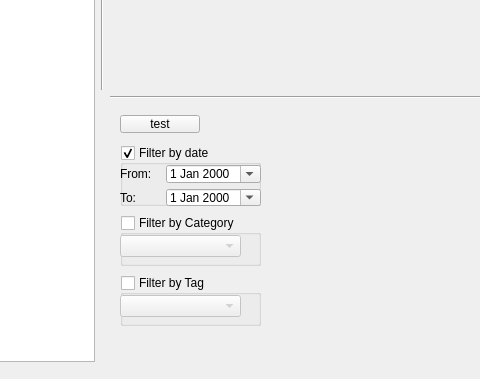
Before: the Qt Designer form account.ui in sbrou/CashCash, drawn with Qt 5; both pictures show x 305 to 785 and y 214 to 593 of the 915 by 593 pixel window.
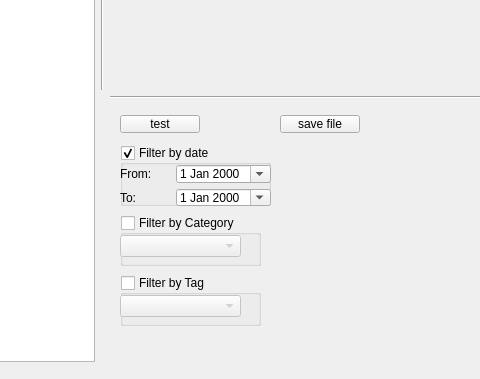
After: the same form once the commit is applied.

Patch:
```diff
--- a/account.ui
+++ b/account.ui
@@ -106,7 +106,7 @@
         <rect>
          <x>10</x>
          <y>40</y>
-         <width>141</width>
+         <width>151</width>
          <height>61</height>
         </rect>
        </property>
@@ -121,7 +121,7 @@
          <rect>
           <x>0</x>
           <y>20</y>
-          <width>141</width>
+          <width>151</width>
           <height>41</height>
          </rect>
         </property>
@@ -221,6 +221,19 @@
         </property>
        </widget>
       </widget>
+      <widget class="QPushButton" name="qpbSaveFile">
+       <property name="geometry">
+        <rect>
+         <x>170</x>
+         <y>10</y>
+         <width>80</width>
+         <height>18</height>
+        </rect>
+       </property>
+       <property name="text">
+        <string>save file</string>
+       </property>
+      </widget>
      </widget>
     </item>
     <item row="1" column="1">
```
